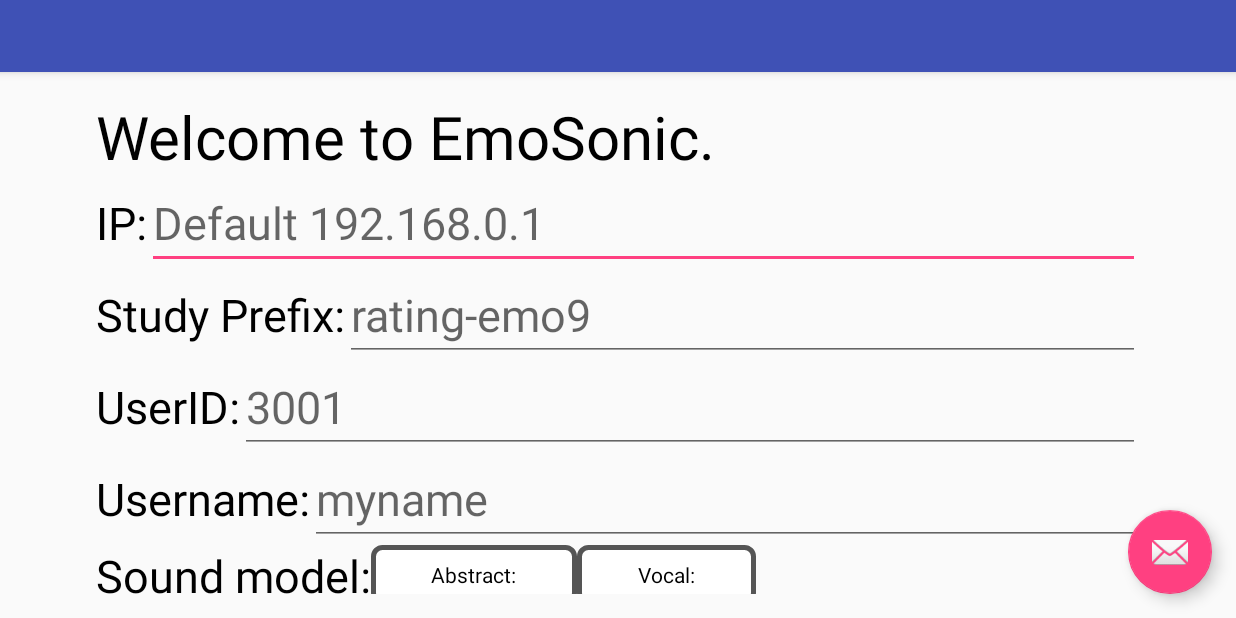
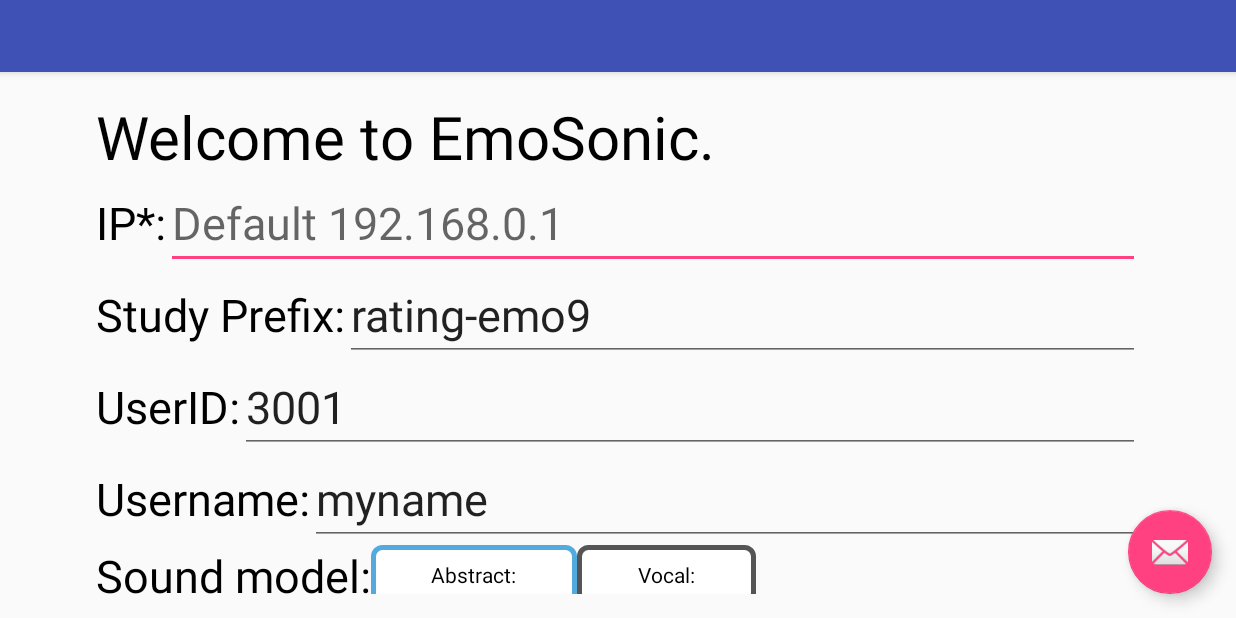
Before and after one commit to wiccy46/EmoSoundRatingControl, an Android app: the screen it shows after launch (MainActivity), on a phone screen of 824 x 412 dp (held sideways). Run offline under Robolectric (Android 15) with nearby library versions, the phone set to English and light mode, and no system bars.

Commit message:
All retriving of editText ready. Now wait for OSC

```diff
--- a/app/src/main/java/com/jiajunyang/emosoundratingcontrol/Test.java
+++ b/app/src/main/java/com/jiajunyang/emosoundratingcontrol/Test.java
@@ -11,7 +11,7 @@ import android.widget.Toast;
  * Created by jiajunyang on 27/05/16.
  * This is the actual testin class, which sends actions according to the buttons.
  * Including: play sound, next, what emotion, what degree of emotion.
- * ToDo set up main page as the parameters setup. Parameters needs to be sent here.
+ *
  */
 
 
@@ -30,7 +30,6 @@ public class Test extends Activity {
     private int count = nrStim;
 
     public void onPlayClick(View view) {
-        Toast.makeText(getApplicationContext(), "New IP is " + myIP, Toast.LENGTH_LONG).show();
         action = "play";
         Thread play = new Thread(new OSCSend(myIP, myPort, action, 0, 0));
         play.start();
--- a/app/src/main/res/layout/content_main.xml
+++ b/app/src/main/res/layout/content_main.xml
@@ -108,7 +108,7 @@
                             android:layout_height="wrap_content"
                             android:id="@+id/prefixText"
                             android:layout_weight="1"
-                            android:hint="@string/prefixExample"
+                            android:text="@string/prefixExample"
                             android:textSize="30sp" />
                     </LinearLayout>
                 </LinearLayout>
@@ -134,7 +134,7 @@
                         android:inputType="number"
                         android:ems="10"
                         android:id="@+id/idText"
-                        android:hint="3001"
+                        android:text="3001"
                         android:textSize="30sp"
                         android:layout_weight="1" />
                 </LinearLayout>
@@ -157,9 +157,9 @@
                     <EditText
                         android:layout_width="0dp"
                         android:layout_height="wrap_content"
-                        android:id="@+id/uernameText"
+                        android:id="@+id/usernameText"
                         android:layout_weight="1"
-                        android:hint="@string/myname"
+                        android:text="@string/myname"
                         android:textIsSelectable="false"
                         android:textSize="30sp" />
 
@@ -185,7 +185,9 @@
                         android:layout_height="match_parent"
                         android:id="@+id/modelRadioGroup"
                         android:orientation="horizontal"
-                        android:layout_weight="0.5">
+                        android:layout_weight="0.5"
+                        android:checkedButton="@+id/abstractRB"
+                        >
 
 
                         <RadioButton
@@ -252,7 +254,7 @@
                             android:inputType="number"
                             android:ems="10"
                             android:id="@+id/runText"
-                            android:hint="0"
+                            android:text="0"
                             android:textSize="30sp" />
                     </LinearLayout>
 
@@ -276,7 +278,7 @@
                             android:inputType="number"
                             android:ems="10"
                             android:id="@+id/nrstimText"
-                            android:hint="0"
+                            android:text="0"
                             android:textSize="30sp" />
                     </LinearLayout>
 
--- a/app/src/main/res/values/strings.xml
+++ b/app/src/main/res/values/strings.xml
@@ -40,6 +40,16 @@
     <string name="nrstim">NrStim: </string>
     <string name="abs">Abstract: </string>
     <string name="vocal">Vocal: </string>
-    <string name="ip">IP: </string>
+    <string name="ip">IP*: </string>
     <string name="prefixExample">rating-emo9</string>
+
+
+
+    <!--
+  For toast
+  -->
+
+    <string name="nullInput">Null Input, try again.</string>
+    <string name="invalidIP">Invalid IP, correct format,e.g. 192.168.0.1, 255.255.255.255. Try again</string>
+
 </resources>
```
Also changed, not shown: app/src/main/java/com/jiajunyang/emosoundratingcontrol/MainActivity.java (+49 -7 lines).
